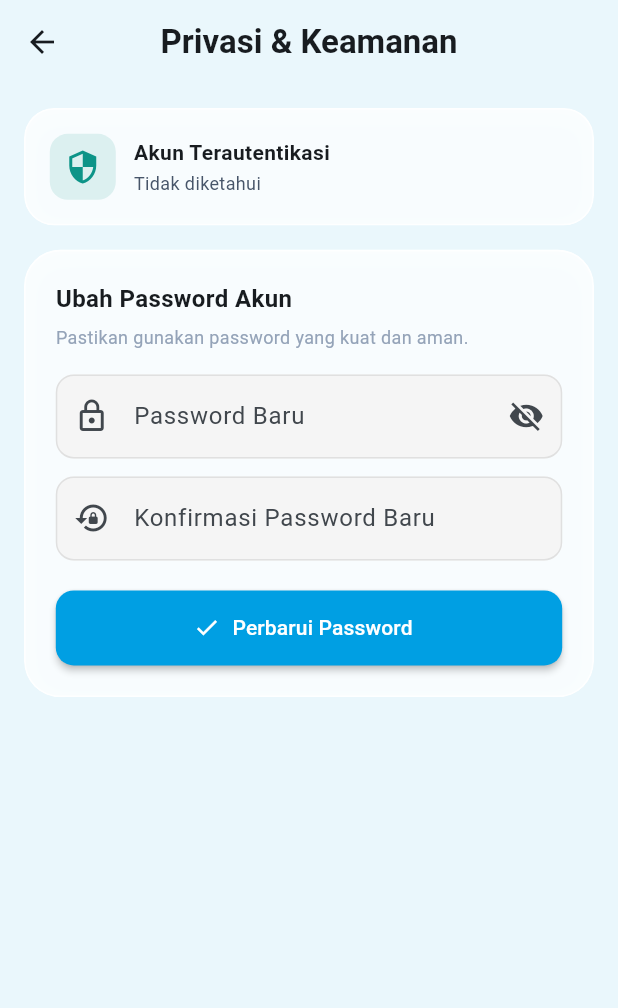
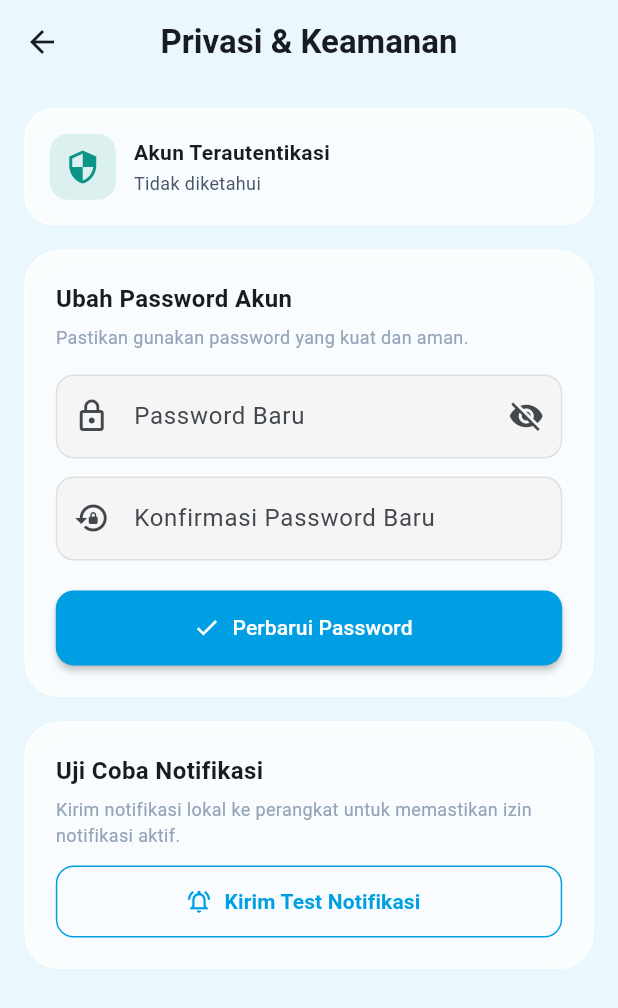
Before and after one commit to hasbisdqi/strike_log, a Flutter app: the PrivacySecurityScreen screen opened directly, on a phone screen of 412 x 824 dp. Shown: the top 1008 px of the screen. Run offline on Flutter 3.47's test engine with Material 3 defaults, Android fonts, the phone set to English and light mode, and no system bars; our stand-ins replace fl_chart, flutter_compass, flutter_local_notifications, flutter_secure_storage, geocoding, geolocator and 6 more; accounts and stored records are empty.

Commit message:
feat: add notification test button and POST_NOTIFICATIONS permission for Android 13+

```diff
--- a/lib/screens/privacy_security_screen.dart
+++ b/lib/screens/privacy_security_screen.dart
@@ -4,6 +4,7 @@ import '../core/supabase_config.dart';
 import '../core/theme/app_tokens.dart';
 import '../core/theme/glass_card.dart';
 import '../core/utils/custom_toast.dart';
+import '../services/local_notification_service.dart';
 
 class PrivacySecurityScreen extends StatefulWidget {
   final String? userEmail;
@@ -149,6 +150,41 @@ class _PrivacySecurityScreenState extends State<PrivacySecurityScreen> {
                 ],
               ),
             ),
+            const SizedBox(height: AppSpacing.lg),
+
+            // Notification Test Card
+            GlassCard(
+              padding: const EdgeInsets.all(AppSpacing.xl),
+              borderRadius: AppRadius.xxl,
+              child: Column(
+                crossAxisAlignment: CrossAxisAlignment.start,
+                children: [
+                  const Text('Uji Coba Notifikasi', style: TextStyle(fontWeight: FontWeight.bold, fontSize: 16)),
+                  const SizedBox(height: 6),
+                  const Text(
+                    'Kirim notifikasi lokal ke perangkat untuk memastikan izin notifikasi aktif.',
+                    style: TextStyle(fontSize: 12, color: AppColors.textMuted),
+                  ),
+                  const SizedBox(height: AppSpacing.md),
+                  OutlinedButton.icon(
+                    style: OutlinedButton.styleFrom(
+                      minimumSize: const Size.fromHeight(48),
+                      side: const BorderSide(color: AppColors.primary),
+                      shape: RoundedRectangleBorder(borderRadius: BorderRadius.circular(12)),
+                    ),
+                    onPressed: () async {
+                      await LocalNotificationService.requestPermission();
+                      await LocalNotificationService.showTestNotification();
+                      if (context.mounted) {
+                        CustomToast.showSuccess(context, 'Notifikasi test terkirim!');
+                      }
+                    },
+                    icon: const Icon(Icons.notifications_active_outlined, color: AppColors.primary),
+                    label: const Text('Kirim Test Notifikasi', style: TextStyle(fontWeight: FontWeight.bold, color: AppColors.primary)),
+                  ),
+                ],
+              ),
+            ),
           ],
         ),
       ),
```
Also changed, not shown: lib/services/local_notification_service.dart (+37 -0 lines), 1 other file.
